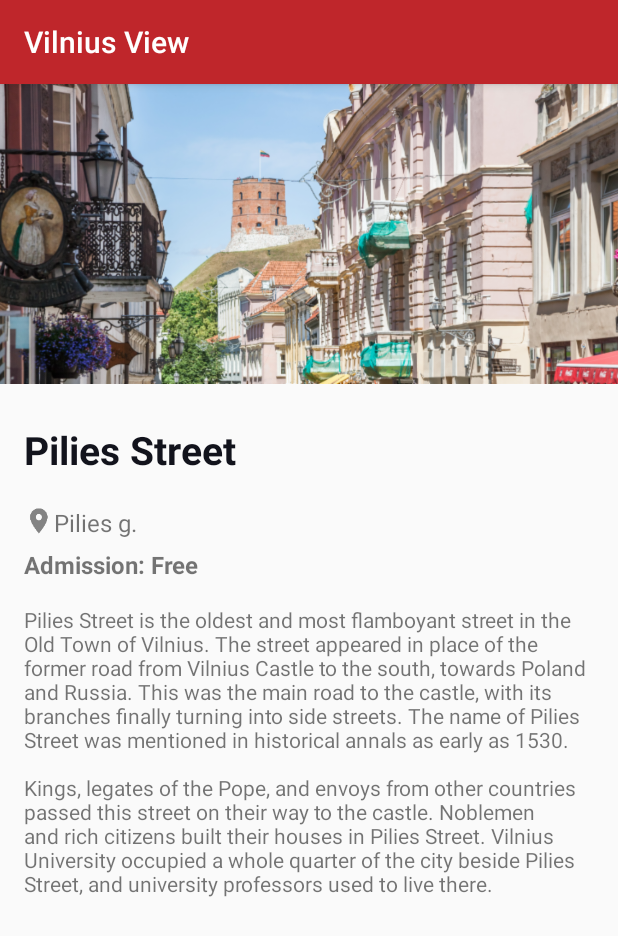
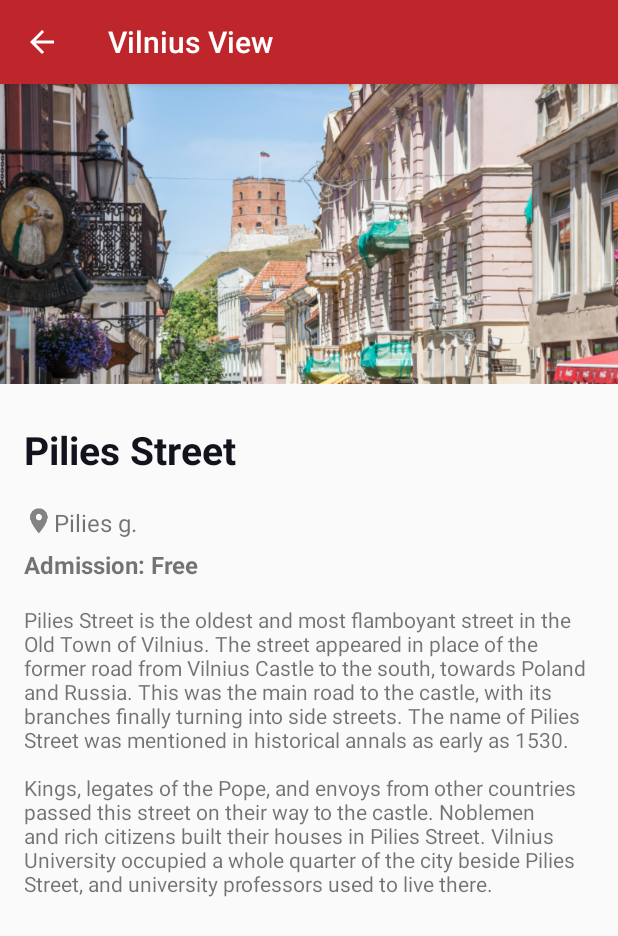
Before and after one commit to beatricefar/VilniusTourGuide, an Android app: the screen it shows after launch (AttractionActivity), after a tap on "Pilies Street", on a phone screen of 412 x 824 dp. Shown: the top 936 px of the screen. Run offline under Robolectric (Android 15) with nearby library versions, the phone set to English and light mode, and no system bars.

Commit message:
Added up navigation bar. Started code cleanup process.

```diff
--- a/app/build.gradle
+++ b/app/build.gradle
@@ -26,5 +26,6 @@
     testImplementation 'junit:junit:4.12'
     androidTestImplementation 'com.android.support.test:runner:1.0.2'
     androidTestImplementation 'com.android.support.test.espresso:espresso-core:3.0.2'
+    implementation 'com.android.support:appcompat-v7:27.1.1'
     implementation 'com.android.support:design:27.1.1'
 }
--- a/app/src/main/java/com/beatricefarias/vilniustourguide/MainActivity.java
+++ b/app/src/main/java/com/beatricefarias/vilniustourguide/MainActivity.java
@@ -1,11 +1,12 @@
 package com.beatricefarias.vilniustourguide;
 
+import android.content.Intent;
 import android.support.design.widget.TabLayout;
 import android.support.v4.view.ViewPager;
 import android.support.v7.app.AppCompatActivity;
 import android.os.Bundle;
-import android.view.LayoutInflater;
-import android.view.ViewGroup;
+import android.view.Menu;
+import android.view.MenuItem;
 
 public class MainActivity extends AppCompatActivity {
 
@@ -34,4 +35,26 @@
         //      by calling onPageTitle()
         tabLayout.setupWithViewPager(viewPager);
     }
+
+    @Override
+    public boolean onCreateOptionsMenu(Menu menu) {
+        getMenuInflater().inflate(R.menu.menu_main_activity, menu);
+        return true;
+    }
+
+    /**
+     * Delegates what happens when each option is selected in app menu
+     * @param item
+     * @return
+     */
+    @Override
+    public boolean onOptionsItemSelected(MenuItem item) {
+        switch (item.getItemId()) {
+            case R.id.action_about:
+                Intent startAboutPage = new Intent (this, AboutActivity.class) ;
+                startActivity(startAboutPage);
+                return true;
+        }
+        return super.onOptionsItemSelected(item);
+    }
 }
--- a/app/src/main/res/layout/activity_attraction.xml
+++ b/app/src/main/res/layout/activity_attraction.xml
@@ -1,38 +1,38 @@
 <?xml version="1.0" encoding="utf-8"?>
-<ScrollView
-    xmlns:android="http://schemas.android.com/apk/res/android"
+<ScrollView xmlns:android="http://schemas.android.com/apk/res/android"
     xmlns:app="http://schemas.android.com/apk/res-auto"
     xmlns:tools="http://schemas.android.com/tools"
     android:layout_width="match_parent"
     android:layout_height="match_parent"
     tools:context=".AttractionActivity">
+
     <android.support.constraint.ConstraintLayout
         android:layout_width="match_parent"
-    android:layout_height="match_parent">
+        android:layout_height="wrap_content">
 
         <ImageView
             android:id="@+id/attraction_header"
             android:layout_width="match_parent"
             android:layout_height="200dp"
-        android:src="@drawable/vilnius_lt_logo"
             android:background="@color/colorPrimaryDark"
-        android:scaleType="centerCrop"/>
+            android:scaleType="centerCrop"
+            android:src="@drawable/vilnius_lt_logo" />
 
         <TextView
             android:id="@+id/attraction_name"
             android:layout_width="0dp"
             android:layout_height="wrap_content"
+            android:layout_marginEnd="16dp"
+            android:layout_marginStart="16dp"
             android:layout_marginTop="26dp"
-        android:layout_marginStart="16dp"
-        android:layout_marginEnd="16dp"
-        app:layout_constraintTop_toBottomOf="@id/attraction_header"
+            android:paddingBottom="20dp"
+            android:text="The attraction name"
+            android:textColor="@color/colorPrimaryDark"
+            android:textSize="26sp"
+            android:textStyle="bold"
             app:layout_constraintEnd_toEndOf="parent"
             app:layout_constraintStart_toStartOf="parent"
-        android:text="The attraction name"
-        android:textSize="26sp"
-        android:textStyle="bold"
-        android:textColor="@color/colorPrimaryDark"
-        android:paddingBottom="20dp"/>
+            app:layout_constraintTop_toBottomOf="@id/attraction_header" />
 
         <ImageView
             android:id="@+id/locaction_icon"
@@ -40,42 +40,41 @@
             android:layout_height="20dp"
             android:layout_marginEnd="12dp"
             android:src="@drawable/ic_location"
-        app:layout_constraintTop_toBottomOf="@id/attraction_name"
-        app:layout_constraintStart_toStartOf="@id/attraction_name"/>
+            app:layout_constraintStart_toStartOf="@id/attraction_name"
+            app:layout_constraintTop_toBottomOf="@id/attraction_name" />
 
         <TextView
             android:id="@+id/attraction_location"
             android:layout_width="0dp"
             android:layout_height="wrap_content"
+            android:paddingBottom="6dp"
+            android:text="The location"
             android:textSize="16sp"
-        app:layout_constraintTop_toBottomOf="@id/attraction_name"
             app:layout_constraintEnd_toEndOf="@id/attraction_name"
             app:layout_constraintStart_toEndOf="@id/locaction_icon"
-        android:text="The location"
-        android:paddingBottom="6dp"/>
+            app:layout_constraintTop_toBottomOf="@id/attraction_name" />
 
         <TextView
             android:id="@+id/attraction_fee"
             android:layout_width="0dp"
             android:layout_height="wrap_content"
+            android:paddingBottom="16dp"
+            android:text="Fee"
             android:textSize="16sp"
             android:textStyle="bold"
-        android:paddingBottom="16dp"
-        app:layout_constraintTop_toBottomOf="@id/attraction_location"
             app:layout_constraintEnd_toEndOf="@id/attraction_name"
             app:layout_constraintStart_toStartOf="@id/attraction_name"
-        android:text="Fee" />
+            app:layout_constraintTop_toBottomOf="@id/attraction_location" />
 
         <TextView
             android:id="@+id/attraction_description"
             android:layout_width="0dp"
             android:layout_height="wrap_content"
-        app:layout_constraintTop_toBottomOf="@id/attraction_fee"
+            android:paddingBottom="30dp"
+            android:text="This a description"
             app:layout_constraintEnd_toEndOf="@id/attraction_name"
             app:layout_constraintStart_toStartOf="@id/attraction_name"
-        android:text="This a description"
-        android:paddingBottom="30dp"
-        />
+            app:layout_constraintTop_toBottomOf="@id/attraction_fee" />
 
     </android.support.constraint.ConstraintLayout>
 </ScrollView>
--- a/app/src/main/res/layout/list_fragment.xml
+++ b/app/src/main/res/layout/list_fragment.xml
@@ -3,5 +3,4 @@
     xmlns:app="http://schemas.android.com/apk/res-auto"
     android:id="@+id/attraction_list"
     android:layout_width="match_parent"
-    android:layout_height="wrap_content">
-</ListView>
+    android:layout_height="wrap_content" />
--- /dev/null
+++ b/app/src/main/res/menu/menu_main_activity.xml
@@ -0,0 +1,10 @@
+<?xml version="1.0" encoding="utf-8"?>
+<menu xmlns:android="http://schemas.android.com/apk/res/android"
+    xmlns:app="http://schemas.android.com/apk/res-auto"
+    xmlns:tools="http://schemas.android.com/tools"
+    tools:context=".MainActivity">
+    <item
+        android:id="@+id/action_about"
+        android:title="About"
+        app:showAsAction="ifRoom" />
+</menu>
```
Also changed, not shown: app/src/main/AndroidManifest.xml (+10 -8 lines), app/src/main/java/com/beatricefarias/vilniustourguide/AboutActivity.java (added, +26 -0 lines), app/src/main/java/com/beatricefarias/vilniustourguide/AttractionActivity.java (+14 -0 lines), app/src/main/res/layout/activity_about.xml (added, +48 -0 lines), app/src/main/res/layout/activity_main.xml (+3 -4 lines), app/src/main/res/layout/list_item.xml (+15 -18 lines), app/src/main/res/layout/list_view_header.xml (+4 -4 lines). Lines whose indentation alone changed are shown as unchanged.
